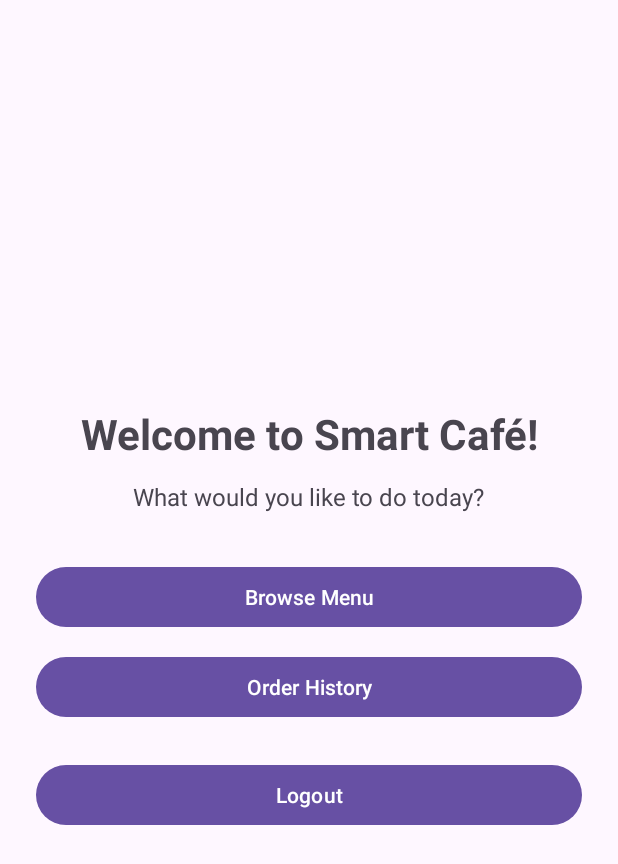
After one commit to ShayMD32/SmartCafeCustomer, an Android app: the DashboardActivity screen opened directly, with no data from a screen before it, on a phone screen of 412 x 824 dp. The commit adds this screen. Shown: the top 864 px of the screen. Run offline under Robolectric (Android 15) with nearby library versions, the phone set to English and light mode, and no system bars; our stand-ins replace Firebase (no records; nobody signed in at launch, a user with empty details on screens opened directly).

Commit message:
Implement Firebase login, customer dashboard and logout

```diff
--- a/app/src/main/AndroidManifest.xml
+++ b/app/src/main/AndroidManifest.xml
@@ -25,6 +25,10 @@
             android:name=".RegisterActivity"
             android:exported="false"
             android:windowSoftInputMode="adjustResize" />
+        <activity
+            android:name=".DashboardActivity"
+            android:exported="false"
+            android:windowSoftInputMode="adjustResize" />
     </application>
 
 </manifest>
--- /dev/null
+++ b/app/src/main/java/com/example/smartcafecustomer/DashboardActivity.kt
@@ -0,0 +1,58 @@
+package com.example.smartcafecustomer
+
+import android.content.Intent
+import android.os.Bundle
+import android.widget.Button
+import android.widget.Toast
+import androidx.appcompat.app.AppCompatActivity
+import com.google.firebase.auth.FirebaseAuth
+
+class DashboardActivity : AppCompatActivity() {
+
+    override fun onCreate(savedInstanceState: Bundle?) {
+        super.onCreate(savedInstanceState)
+        setContentView(R.layout.activity_dashboard)
+
+        val auth = FirebaseAuth.getInstance()
+
+        if (auth.currentUser == null) {
+            startActivity(Intent(this, MainActivity::class.java))
+            finish()
+            return
+        }
+
+        val logoutButton = findViewById<Button>(R.id.buttonLogout)
+        val browseMenuButton = findViewById<Button>(R.id.buttonBrowseMenu)
+        val orderHistoryButton = findViewById<Button>(R.id.buttonOrderHistory)
+
+        logoutButton.setOnClickListener {
+            auth.signOut()
+
+            Toast.makeText(
+                this,
+                "Logged out successfully",
+                Toast.LENGTH_SHORT
+            ).show()
+
+            val intent = Intent(this, MainActivity::class.java)
+            startActivity(intent)
+            finish()
+        }
+
+        browseMenuButton.setOnClickListener {
+            Toast.makeText(
+                this,
+                "Menu feature coming next",
+                Toast.LENGTH_SHORT
+            ).show()
+        }
+
+        orderHistoryButton.setOnClickListener {
+            Toast.makeText(
+                this,
+                "Order history coming soon",
+                Toast.LENGTH_SHORT
+            ).show()
+        }
+    }
+}
--- /dev/null
+++ b/app/src/main/res/layout/activity_dashboard.xml
@@ -0,0 +1,59 @@
+<?xml version="1.0" encoding="utf-8"?>
+
+<ScrollView
+    xmlns:android="http://schemas.android.com/apk/res/android"
+    android:id="@+id/main"
+    android:layout_width="match_parent"
+    android:layout_height="match_parent"
+    android:fillViewport="true">
+
+    <LinearLayout
+        android:layout_width="match_parent"
+        android:layout_height="match_parent"
+        android:orientation="vertical"
+        android:gravity="center"
+        android:padding="24dp">
+
+        <TextView
+            android:id="@+id/textViewWelcome"
+            android:layout_width="wrap_content"
+            android:layout_height="wrap_content"
+            android:text="Welcome to Smart Café!"
+            android:textSize="28sp"
+            android:textStyle="bold"
+            android:gravity="center"
+            android:layout_marginBottom="12dp" />
+
+        <TextView
+            android:layout_width="wrap_content"
+            android:layout_height="wrap_content"
+            android:text="What would you like to do today?"
+            android:textSize="16sp"
+            android:gravity="center"
+            android:layout_marginBottom="32dp" />
+
+        <Button
+            android:id="@+id/buttonBrowseMenu"
+            android:layout_width="match_parent"
+            android:layout_height="wrap_content"
+            android:minHeight="48dp"
+            android:text="Browse Menu" />
+
+        <Button
+            android:id="@+id/buttonOrderHistory"
+            android:layout_width="match_parent"
+            android:layout_height="wrap_content"
+            android:minHeight="48dp"
+            android:layout_marginTop="12dp"
+            android:text="Order History" />
+
+        <Button
+            android:id="@+id/buttonLogout"
+            android:layout_width="match_parent"
+            android:layout_height="wrap_content"
+            android:minHeight="48dp"
+            android:layout_marginTop="24dp"
+            android:text="Logout" />
+
+    </LinearLayout>
+</ScrollView>
```
Also changed, not shown: app/src/main/java/com/example/smartcafecustomer/MainActivity.kt (+55 -17 lines).
